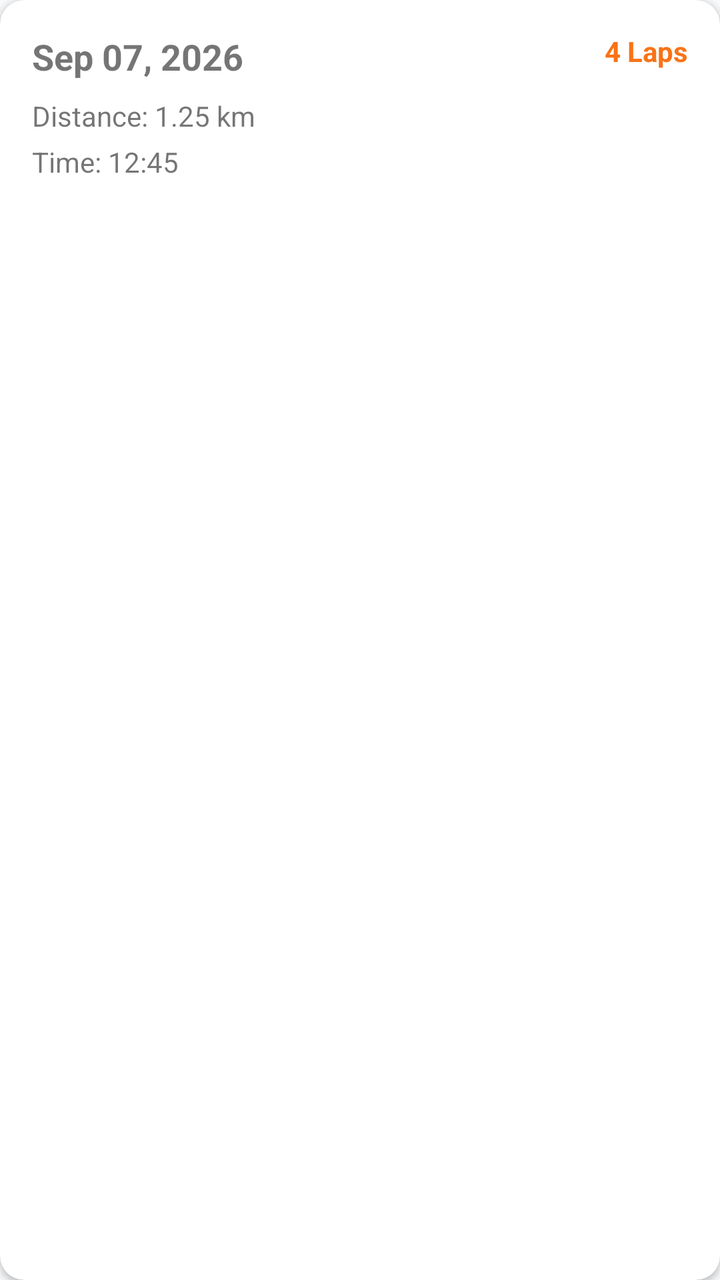
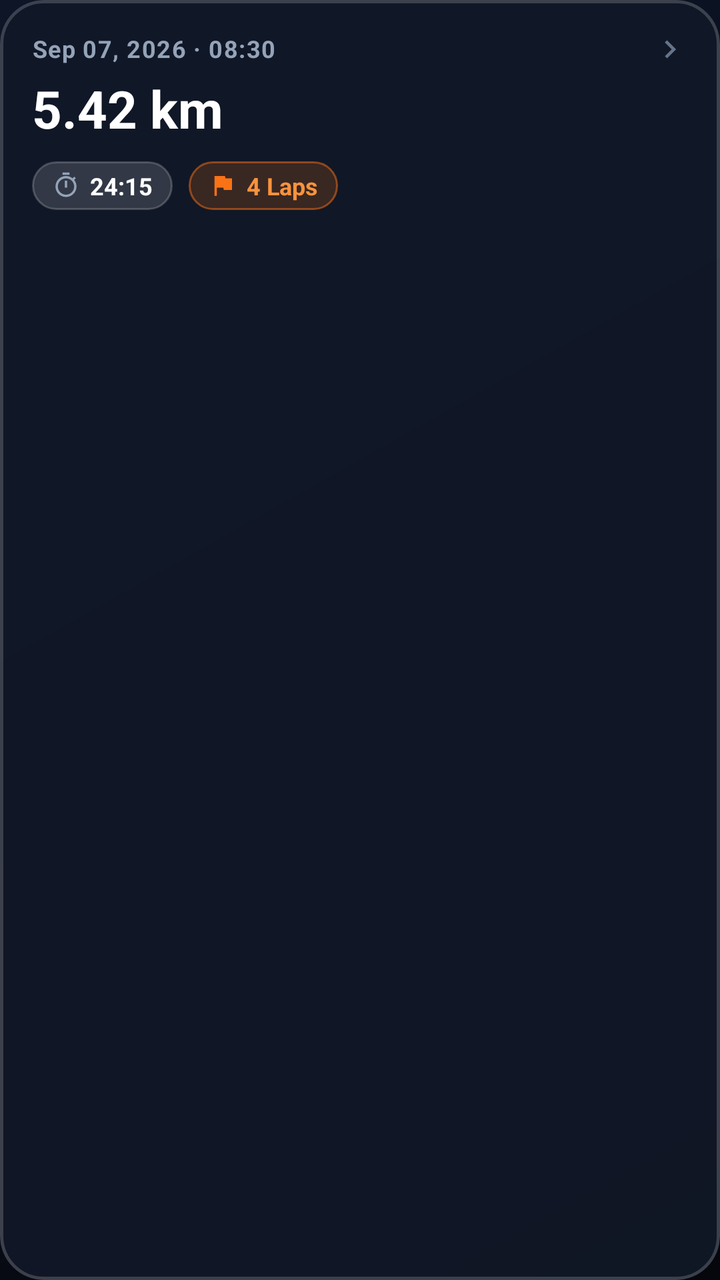

Before-and-after screenshots of an Android layout around one commit, followed by the original layout XML and the change that was made.
<!-- AndroidManifest.xml: application theme Theme.ShameTracker -->
<!-- res/layout/item_session_card.xml -->
<?xml version="1.0" encoding="utf-8"?>
<androidx.cardview.widget.CardView
    xmlns:android="http://schemas.android.com/apk/res/android"
    xmlns:app="http://schemas.android.com/apk/res-auto"
    android:layout_width="match_parent"
    android:layout_height="wrap_content"
    android:layout_marginHorizontal="16dp"
    android:layout_marginVertical="8dp"
    app:cardCornerRadius="12dp"
    app:cardElevation="2dp">

    <androidx.constraintlayout.widget.ConstraintLayout
        android:layout_width="match_parent"
        android:layout_height="wrap_content"
        android:padding="16dp">

        <TextView
            android:id="@+id/tvDate"
            android:layout_width="wrap_content"
            android:layout_height="wrap_content"
            android:text="Sep 07, 2026"
            android:textStyle="bold"
            android:textSize="18sp"
            app:layout_constraintTop_toTopOf="parent"
            app:layout_constraintStart_toStartOf="parent" />

        <TextView
            android:id="@+id/tvLaps"
            android:layout_width="wrap_content"
            android:layout_height="wrap_content"
            android:text="4 Laps"
            android:textColor="@color/accent"
            android:textStyle="bold"
            app:layout_constraintTop_toTopOf="parent"
            app:layout_constraintEnd_toEndOf="parent" />

        <TextView
            android:id="@+id/tvDistance"
            android:layout_width="wrap_content"
            android:layout_height="wrap_content"
            android:text="Distance: 1.25 km"
            android:layout_marginTop="8dp"
            app:layout_constraintTop_toBottomOf="@id/tvDate"
            app:layout_constraintStart_toStartOf="parent" />

        <TextView
            android:id="@+id/tvDuration"
            android:layout_width="wrap_content"
            android:layout_height="wrap_content"
            android:text="Time: 12:45"
            android:layout_marginTop="4dp"
            app:layout_constraintTop_toBottomOf="@id/tvDistance"
            app:layout_constraintStart_toStartOf="parent" />

    </androidx.constraintlayout.widget.ConstraintLayout>
</androidx.cardview.widget.CardView>
<!-- resources referenced by this layout -->
<resources>
  <color name="accent">#F97316</color>
  <style name="Theme.ShameTracker" parent="Theme.MaterialComponents.DayNight.NoActionBar">
          <item name="colorPrimary">@color/primary</item>
          <item name="colorPrimaryVariant">@color/primary_variant</item>
          <item name="colorOnPrimary">@color/on_primary</item>
          <item name="colorSecondary">@color/accent</item>
          <item name="colorSecondaryVariant">@color/accent_light</item>
          <item name="android:colorBackground">@color/background</item>
          <item name="colorSurface">@color/surface</item>
          <item name="colorOnSurface">@color/on_surface</item>
          <item name="android:windowBackground">@color/background</item>
          <item name="android:statusBarColor">@color/primary</item>
          <item name="android:navigationBarColor">@color/surface</item>
      </style>
  <color name="primary">#1E3A5F</color>
  <color name="primary_variant">#16304F</color>
  <color name="on_primary">#FFFFFF</color>
  <color name="accent_light">#FED7AA</color>
  <color name="background">#F8F9FA</color>
  <color name="surface">#FFFFFF</color>
  <color name="on_surface">#1A1A2E</color>
</resources>

<!-- the commit's change to res/layout/item_session_card.xml (unified diff, before → after) -->
@@ -1,56 +1,135 @@
 <?xml version="1.0" encoding="utf-8"?>
-<androidx.cardview.widget.CardView
+<com.google.android.material.card.MaterialCardView
     xmlns:android="http://schemas.android.com/apk/res/android"
     xmlns:app="http://schemas.android.com/apk/res-auto"
+    xmlns:tools="http://schemas.android.com/tools"
     android:layout_width="match_parent"
     android:layout_height="wrap_content"
     android:layout_marginHorizontal="16dp"
-    android:layout_marginVertical="8dp"
-    app:cardCornerRadius="12dp"
-    app:cardElevation="2dp">
+    android:layout_marginVertical="6dp"
+    app:cardCornerRadius="22dp"
+    app:cardElevation="0dp"
+    app:cardBackgroundColor="@color/glass_card_surface"
+    app:strokeColor="@color/glass_border"
+    app:strokeWidth="1.5dp"
+    app:rippleColor="#33FFFFFF"
+    android:clickable="true"
+    android:focusable="true">
 
     <androidx.constraintlayout.widget.ConstraintLayout
         android:layout_width="match_parent"
         android:layout_height="wrap_content"
         android:padding="16dp">
 
+        
         <TextView
             android:id="@+id/tvDate"
-            android:layout_width="wrap_content"
+            android:layout_width="0dp"
             android:layout_height="wrap_content"
-            android:text="Sep 07, 2026"
+            android:text="Sep 07, 2026 · 08:30"
+            android:textSize="12sp"
             android:textStyle="bold"
-            android:textSize="18sp"
+            android:letterSpacing="0.04"
+            android:textColor="@color/on_surface_medium"
             app:layout_constraintTop_toTopOf="parent"
-            app:layout_constraintStart_toStartOf="parent" />
+            app:layout_constraintStart_toStartOf="parent"
+            app:layout_constraintEnd_toStartOf="@id/ivChevron" />
 
-        <TextView
-            android:id="@+id/tvLaps"
-            android:layout_width="wrap_content"
-            android:layout_height="wrap_content"
-            android:text="4 Laps"
-            android:textColor="@color/accent"
-            android:textStyle="bold"
-            app:layout_constraintTop_toTopOf="parent"
+        <ImageView
+            android:id="@+id/ivChevron"
+            android:layout_width="18dp"
+            android:layout_height="18dp"
+            android:src="@drawable/ic_chevron_right"
+            app:tint="@color/on_surface_muted"
+            android:contentDescription="@null"
+            app:layout_constraintTop_toTopOf="@id/tvDate"
+            app:layout_constraintBottom_toBottomOf="@id/tvDate"
             app:layout_constraintEnd_toEndOf="parent" />
 
+        
         <TextView
             android:id="@+id/tvDistance"
             android:layout_width="wrap_content"
             android:layout_height="wrap_content"
-            android:text="Distance: 1.25 km"
+            android:text="5.42 km"
+            android:textSize="26sp"
+            android:textStyle="bold"
+            android:textColor="#FFFFFF"
+            android:includeFontPadding="false"
             android:layout_marginTop="8dp"
             app:layout_constraintTop_toBottomOf="@id/tvDate"
             app:layout_constraintStart_toStartOf="parent" />
 
-        <TextView
-            android:id="@+id/tvDuration"
+        
+        <LinearLayout
+            android:id="@+id/statsRow"
             android:layout_width="wrap_content"
             android:layout_height="wrap_content"
-            android:text="Time: 12:45"
-            android:layout_marginTop="4dp"
+            android:orientation="horizontal"
+            android:gravity="center_vertical"
+            android:layout_marginTop="10dp"
             app:layout_constraintTop_toBottomOf="@id/tvDistance"
-            app:layout_constraintStart_toStartOf="parent" />
+            app:layout_constraintStart_toStartOf="parent"
+            app:layout_constraintBottom_toBottomOf="parent">
+
+            
+            <LinearLayout
+                android:layout_width="wrap_content"
+                android:layout_height="wrap_content"
+                android:orientation="horizontal"
+                android:gravity="center_vertical"
+                android:background="@drawable/bg_glass_chip"
+                android:paddingHorizontal="10dp"
+                android:paddingVertical="4dp"
+                android:layout_marginEnd="8dp">
+
+                <ImageView
+                    android:layout_width="14dp"
+                    android:layout_height="14dp"
+                    android:src="@drawable/ic_timer"
+                    app:tint="@color/on_surface_medium"
+                    android:layout_marginEnd="5dp"
+                    android:contentDescription="@null" />
+
+                <TextView
+                    android:id="@+id/tvDuration"
+                    android:layout_width="wrap_content"
+                    android:layout_height="wrap_content"
+                    android:text="24:15"
+                    android:textSize="12sp"
+                    android:textStyle="bold"
+                    android:textColor="@color/on_surface" />
+            </LinearLayout>
+
+            
+            <LinearLayout
+                android:layout_width="wrap_content"
+                android:layout_height="wrap_content"
+                android:orientation="horizontal"
+                android:gravity="center_vertical"
+                android:background="@drawable/bg_glass_chip_accent"
+                android:paddingHorizontal="10dp"
+                android:paddingVertical="4dp">
+
+                <ImageView
+                    android:layout_width="14dp"
+                    android:layout_height="14dp"
+                    android:src="@drawable/ic_flag"
+                    app:tint="@color/accent"
+                    android:layout_marginEnd="5dp"
+                    android:contentDescription="@null" />
+
+                <TextView
+                    android:id="@+id/tvLaps"
+                    android:layout_width="wrap_content"
+                    android:layout_height="wrap_content"
+                    android:text="4 Laps"
+                    android:textSize="12sp"
+                    android:textStyle="bold"
+                    android:textColor="@color/accent_light" />
+            </LinearLayout>
+
+        </LinearLayout>
 
     </androidx.constraintlayout.widget.ConstraintLayout>
-</androidx.cardview.widget.CardView>
+</com.google.android.material.card.MaterialCardView>
<!-- resource entries referenced after the edit -->
@@ -10,16 +10,83 @@
           <item name="android:colorBackground">@color/background</item>
           <item name="colorSurface">@color/surface</item>
           <item name="colorOnSurface">@color/on_surface</item>
-          <item name="android:windowBackground">@color/background</item>
-          <item name="android:statusBarColor">@color/primary</item>
-          <item name="android:navigationBarColor">@color/surface</item>
+          <item name="android:windowBackground">@drawable/bg_dark_canvas</item>
+          <item name="android:statusBarColor">#0D1527</item>
+          <item name="android:navigationBarColor">#05070D</item>
+          <item name="android:textColor">@color/on_surface</item>
+          <item name="android:textColorSecondary">@color/on_surface_medium</item>
       </style>
-  <color name="primary">#1E3A5F</color>
-  <color name="primary_variant">#16304F</color>
+  <color name="primary">#0F172A</color>
+  <color name="primary_variant">#080C14</color>
   <color name="on_primary">#FFFFFF</color>
-  <color name="accent_light">#FED7AA</color>
-  <color name="background">#F8F9FA</color>
-  <color name="surface">#FFFFFF</color>
-  <color name="on_surface">#1A1A2E</color>
+  <color name="accent_light">#FB923C</color>
+  <color name="glass_border">#2EFFFFFF</color>
+  <color name="glass_card_surface">#E6111827</color>
+  <color name="background">#080C14</color>
+  <color name="surface">#111827</color>
+  <!-- drawable bg_dark_canvas (drawable) -->
+  <?xml version="1.0" encoding="utf-8"?>
+  <shape xmlns:android="http://schemas.android.com/apk/res/android"
+      android:shape="rectangle">
+      <gradient
+          android:type="linear"
+          android:angle="315"
+          android:startColor="#0D1527"
+          android:centerColor="#090E1A"
+          android:endColor="#05070D" />
+  </shape>
+  <color name="on_surface">#FFFFFF</color>
+  <color name="on_surface_medium">#94A3B8</color>
+  <color name="on_surface_muted">#64748B</color>
+  <!-- drawable bg_glass_chip (drawable) -->
+  <?xml version="1.0" encoding="utf-8"?>
+  <shape xmlns:android="http://schemas.android.com/apk/res/android"
+      android:shape="rectangle">
+      <corners android:radius="100dp" />
+      <solid android:color="#24FFFFFF" />
+      <stroke
+          android:width="1dp"
+          android:color="#33FFFFFF" />
+  </shape>
+  <!-- drawable bg_glass_chip_accent (drawable) -->
+  <?xml version="1.0" encoding="utf-8"?>
+  <shape xmlns:android="http://schemas.android.com/apk/res/android"
+      android:shape="rectangle">
+      <corners android:radius="100dp" />
+      <solid android:color="#2DF97316" />
+      <stroke
+          android:width="1dp"
+          android:color="#80F97316" />
+  </shape>
+  <!-- drawable ic_chevron_right (drawable) -->
+  <vector xmlns:android="http://schemas.android.com/apk/res/android"
+      android:width="24dp"
+      android:height="24dp"
+      android:viewportWidth="24"
+      android:viewportHeight="24">
+      <path
+          android:fillColor="#FFFFFFFF"
+          android:pathData="M10,6L8.59,7.41 13.17,12l-4.58,4.59L10,18l6,-6z"/>
+  </vector>
+  <!-- drawable ic_flag (drawable) -->
+  <vector xmlns:android="http://schemas.android.com/apk/res/android"
+      android:width="24dp"
+      android:height="24dp"
+      android:viewportWidth="24"
+      android:viewportHeight="24">
+      <path
+          android:fillColor="#FFFFFFFF"
+          android:pathData="M14.4,6L14,4H5v17h2v-7h5.6l0.4,2h7V6h-6z"/>
+  </vector>
+  <!-- drawable ic_timer (drawable) -->
+  <vector xmlns:android="http://schemas.android.com/apk/res/android"
+      android:width="24dp"
+      android:height="24dp"
+      android:viewportWidth="24"
+      android:viewportHeight="24">
+      <path
+          android:fillColor="#FFFFFFFF"
+          android:pathData="M15,1H9v2h6V1zm-4,13h2V8h-2v6zm8.03,-6.61l1.42,-1.42c-0.43,-0.51 -0.9,-0.99 -1.41,-1.41l-1.42,1.42C16.07,4.74 14.12,4 12,4c-4.97,0 -9,4.03 -9,9s4.02,9 9,9 9,-4.03 9,-9c0,-2.12 -0.74,-4.07 -1.97,-5.61zM12,20c-3.87,0 -7,-3.13 -7,-7s3.13,-7 7,-7 7,3.13 7,7 -3.13,7 -7,7z"/>
+  </vector>
 </resources>
 
